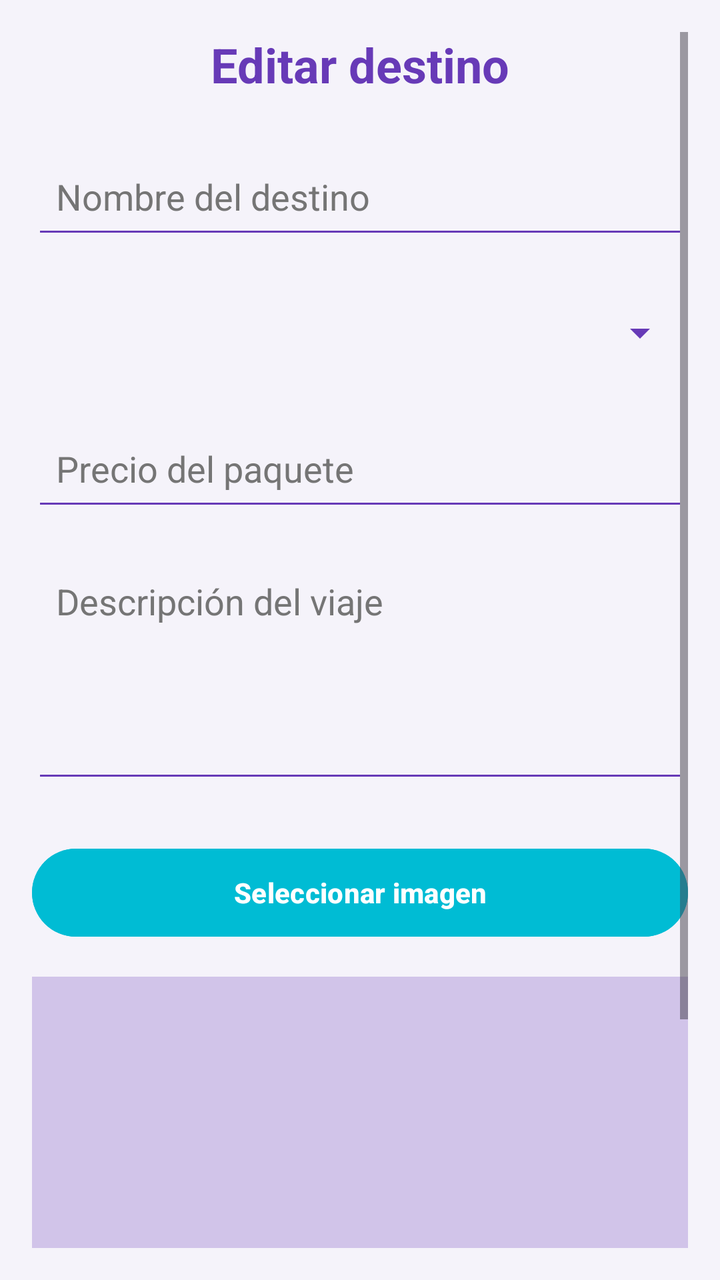
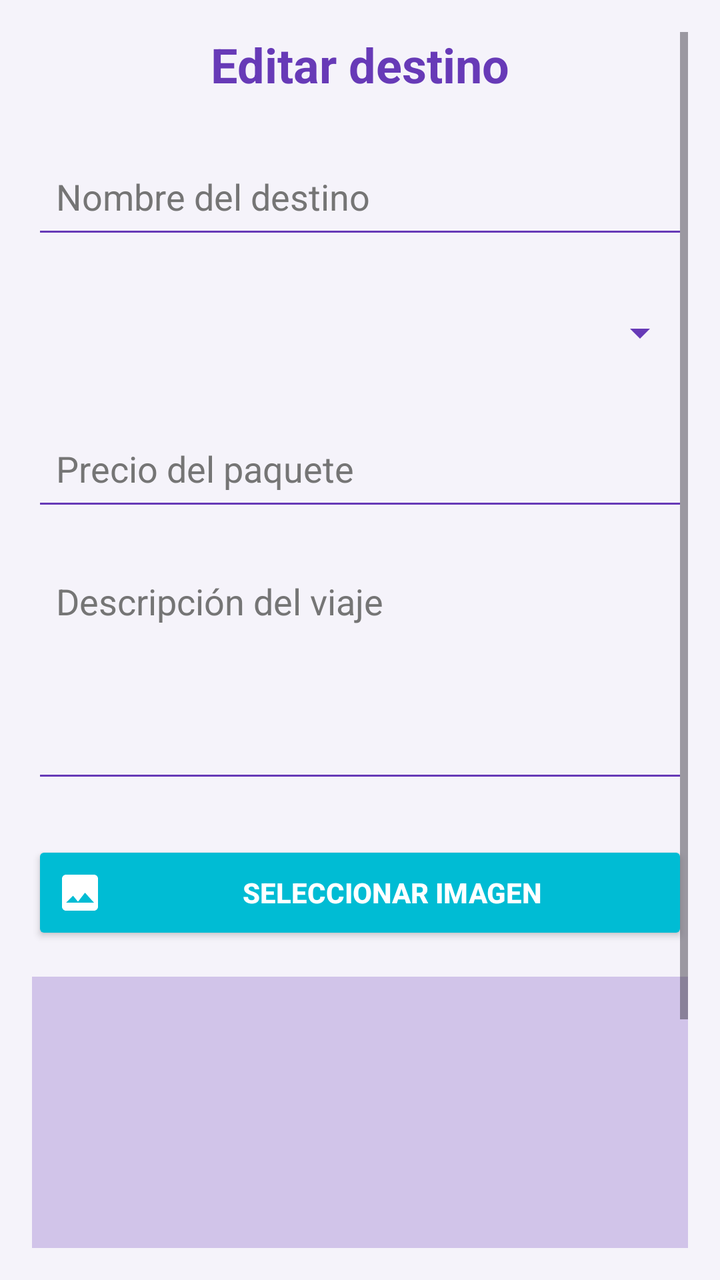

An Android layout rendered at two revisions. The XML below is the earlier revision; the diff shows what the commit changed to produce the second picture.
<!-- AndroidManifest.xml: application theme Theme.Desafio2_DSM -->
<!-- res/layout/activity_edit_destination.xml -->
<?xml version="1.0" encoding="utf-8"?>
<ScrollView xmlns:android="http://schemas.android.com/apk/res/android"
    xmlns:tools="http://schemas.android.com/tools"
    android:layout_width="match_parent"
    android:layout_height="match_parent"
    android:background="@color/background"
    android:fillViewport="true"
    android:padding="@dimen/padding_standard"
    tools:context=".EditDestinationActivity">

    <LinearLayout
        android:layout_width="match_parent"
        android:layout_height="wrap_content"
        android:orientation="vertical">

        <TextView
            android:layout_width="match_parent"
            android:layout_height="wrap_content"
            android:layout_marginBottom="@dimen/margin_large"
            android:gravity="center"
            android:text="@string/edit_destination"
            android:textColor="@color/primary"
            android:textSize="@dimen/text_size_large"
            android:textStyle="bold" />

        <EditText
            android:id="@+id/nameEditText"
            android:layout_width="match_parent"
            android:layout_height="@dimen/input_height"
            android:backgroundTint="@color/primary"
            android:hint="@string/destination_name"
            android:inputType="text"
            android:padding="@dimen/input_padding"
            android:textColor="@color/text_primary"
            android:textColorHint="@color/text_secondary" />

        <Spinner
            android:id="@+id/countrySpinner"
            android:layout_width="match_parent"
            android:layout_height="@dimen/input_height"
            android:layout_marginTop="@dimen/margin_medium"
            android:backgroundTint="@color/primary" />

        <EditText
            android:id="@+id/priceEditText"
            android:layout_width="match_parent"
            android:layout_height="@dimen/input_height"
            android:layout_marginTop="@dimen/margin_medium"
            android:backgroundTint="@color/primary"
            android:hint="@string/price"
            android:inputType="numberDecimal"
            android:padding="@dimen/input_padding"
            android:textColor="@color/text_primary"
            android:textColorHint="@color/text_secondary" />

        <EditText
            android:id="@+id/descriptionEditText"
            android:layout_width="match_parent"
            android:layout_height="120dp"
            android:layout_marginTop="@dimen/margin_medium"
            android:backgroundTint="@color/primary"
            android:gravity="top"
            android:hint="@string/description"
            android:inputType="textMultiLine"
            android:padding="@dimen/input_padding"
            android:textColor="@color/text_primary"
            android:textColorHint="@color/text_secondary" />

        <Button
            android:id="@+id/selectImageButton"
            android:layout_width="match_parent"
            android:layout_height="@dimen/button_height"
            android:layout_marginTop="@dimen/margin_large"
            android:backgroundTint="@color/accent"
            android:text="@string/select_image"
            android:textColor="@color/white"
            android:textStyle="bold" />

        <ImageView
            android:id="@+id/previewImageView"
            android:layout_width="match_parent"
            android:layout_height="@dimen/destination_image_height"
            android:layout_marginTop="@dimen/margin_medium"
            android:background="@color/primary_light"
            android:contentDescription="@string/select_image"
            android:scaleType="centerCrop" />

        <Button
            android:id="@+id/updateButton"
            android:layout_width="match_parent"
            android:layout_height="@dimen/button_height"
            android:layout_marginTop="@dimen/margin_large"
            android:layout_marginBottom="@dimen/margin_large"
            android:backgroundTint="@color/primary"
            android:text="@string/update"
            android:textColor="@color/white"
            android:textStyle="bold" />

    </LinearLayout>

</ScrollView>
<!-- resources referenced by this layout -->
<resources>
  <color name="accent">#00BCD4</color>
  <color name="background">#F5F3FA</color>
  <color name="primary">#673AB7</color>
  <color name="primary_light">#D1C4E9</color>
  <color name="text_primary">#212121</color>
  <color name="text_secondary">#757575</color>
  <color name="white">#FFFFFF</color>
  <dimen name="button_height">52dp</dimen>
  <dimen name="destination_image_height">200dp</dimen>
  <dimen name="input_height">52dp</dimen>
  <dimen name="input_padding">12dp</dimen>
  <dimen name="margin_large">24dp</dimen>
  <dimen name="margin_medium">16dp</dimen>
  <dimen name="padding_standard">16dp</dimen>
  <dimen name="text_size_large">24sp</dimen>
  <string name="description">Descripción del viaje</string>
  <string name="destination_name">Nombre del destino</string>
  <string name="edit_destination">Editar destino</string>
  <string name="price">Precio del paquete</string>
  <string name="select_image">Seleccionar imagen</string>
  <string name="update">Actualizar</string>
  <style name="Theme.Desafio2_DSM" parent="Base.Theme.Desafio2_DSM" />
  <style name="Base.Theme.Desafio2_DSM" parent="Theme.Material3.DayNight.NoActionBar">
          
          
      </style>
</resources>

<!-- the commit's change to res/layout/activity_edit_destination.xml (unified diff, before → after) -->
@@ -1,5 +1,6 @@
 <?xml version="1.0" encoding="utf-8"?>
 <ScrollView xmlns:android="http://schemas.android.com/apk/res/android"
+    xmlns:app="http://schemas.android.com/apk/res-auto"
     xmlns:tools="http://schemas.android.com/tools"
     android:layout_width="match_parent"
     android:layout_height="match_parent"
@@ -66,7 +67,7 @@
             android:textColor="@color/text_primary"
             android:textColorHint="@color/text_secondary" />
 
-        <Button
+        <androidx.appcompat.widget.AppCompatButton
             android:id="@+id/selectImageButton"
             android:layout_width="match_parent"
             android:layout_height="@dimen/button_height"
@@ -74,7 +75,11 @@
             android:backgroundTint="@color/accent"
             android:text="@string/select_image"
             android:textColor="@color/white"
-            android:textStyle="bold" />
+            android:textStyle="bold"
+            android:gravity="center"
+            android:drawablePadding="8dp"
+            app:drawableStartCompat="@drawable/ic_image"
+            app:drawableTint="@color/white" />
 
         <ImageView
             android:id="@+id/previewImageView"
@@ -85,7 +90,7 @@
             android:contentDescription="@string/select_image"
             android:scaleType="centerCrop" />
 
-        <Button
+        <androidx.appcompat.widget.AppCompatButton
             android:id="@+id/updateButton"
             android:layout_width="match_parent"
             android:layout_height="@dimen/button_height"
@@ -94,7 +99,11 @@
             android:backgroundTint="@color/primary"
             android:text="@string/update"
             android:textColor="@color/white"
-            android:textStyle="bold" />
+            android:textStyle="bold"
+            android:gravity="center"
+            android:drawablePadding="8dp"
+            app:drawableStartCompat="@drawable/ic_update"
+            app:drawableTint="@color/white" />
 
     </LinearLayout>
 
<!-- resource entries referenced after the edit -->
@@ -15,6 +15,34 @@
   <dimen name="margin_medium">16dp</dimen>
   <dimen name="padding_standard">16dp</dimen>
   <dimen name="text_size_large">24sp</dimen>
+  <!-- drawable ic_image (drawable) -->
+  <vector xmlns:android="http://schemas.android.com/apk/res/android"
+      android:width="24dp"
+      android:height="24dp"
+      android:viewportWidth="24"
+      android:viewportHeight="24">
+  
+      <path
+          android:fillColor="#FFFFFF"
+          android:pathData="M21,19V5c0,-1.1 -0.9,-2 -2,-2H5c-1.1,0 -2,0.9 -2,2v14c0,1.1 0.9,2 2,2h14c1.1,0 2,-0.9 2,-2zM8.5,13.5l2.5,3.01L14.5,12l4.5,5H5z" />
+  
+      <path
+          android:fillColor="#FFFFFF"
+          android:pathData="M8,8.5A1.5,1.5 0,1 1,8 5.5a1.5,1.5 0,0 1,0 3z" />
+  
+  </vector>
+  <!-- drawable ic_update (drawable) -->
+  <vector xmlns:android="http://schemas.android.com/apk/res/android"
+      android:width="24dp"
+      android:height="24dp"
+      android:viewportWidth="24"
+      android:viewportHeight="24">
+  
+      <path
+          android:fillColor="#FFFFFF"
+          android:pathData="M17.65,6.35C16.2,4.9 14.21,4 12,4c-4.42,0 -7.99,3.58 -7.99,8s3.57,8 7.99,8c3.73,0 6.84,-2.55 7.73,-6h-2.08c-0.82,2.33 -3.04,4 -5.65,4 -3.31,0 -6,-2.69 -6,-6s2.69,-6 6,-6c1.66,0 3.14,0.69 4.22,1.78L13,11h7V4z" />
+  
+  </vector>
   <string name="description">Descripción del viaje</string>
   <string name="destination_name">Nombre del destino</string>
   <string name="edit_destination">Editar destino</string>
